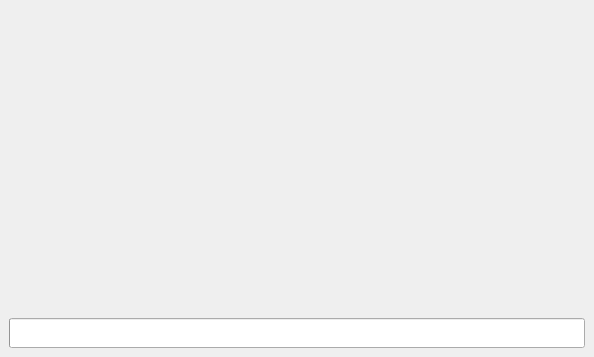
Qt form src/MainWindow.ui (ScrelliCopter/SimpleSysexxer) before a commit.
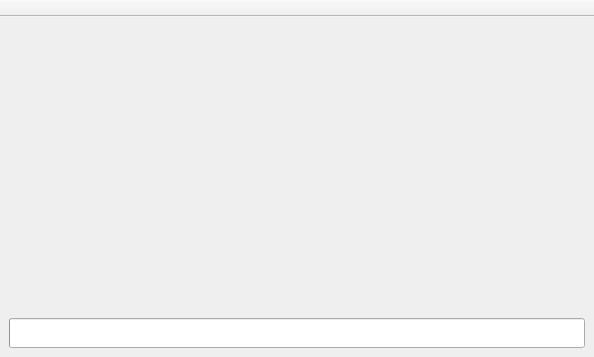
The same form after that commit.

Commit message: create toolbar in form

```diff
--- a/src/MainWindow.ui
+++ b/src/MainWindow.ui
@@ -330,6 +330,23 @@
     </item>
    </layout>
   </widget>
+  <widget class="QToolBar" name="MainToolBar">
+   <property name="windowTitle">
+    <string>Main Toolbar</string>
+   </property>
+   <property name="movable">
+    <bool>false</bool>
+   </property>
+   <property name="allowedAreas">
+    <set>Qt::TopToolBarArea</set>
+   </property>
+   <attribute name="toolBarArea">
+    <enum>TopToolBarArea</enum>
+   </attribute>
+   <attribute name="toolBarBreak">
+    <bool>false</bool>
+   </attribute>
+  </widget>
  </widget>
  <resources/>
  <connections/>
```
The commit also changes 2 other files.
